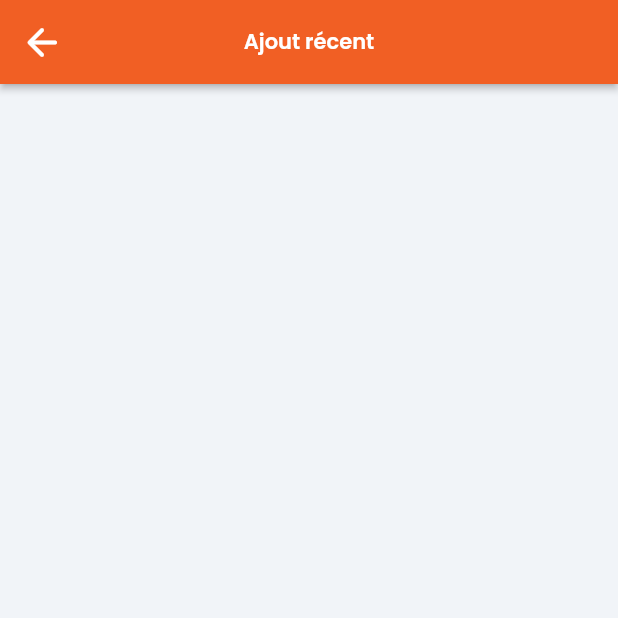
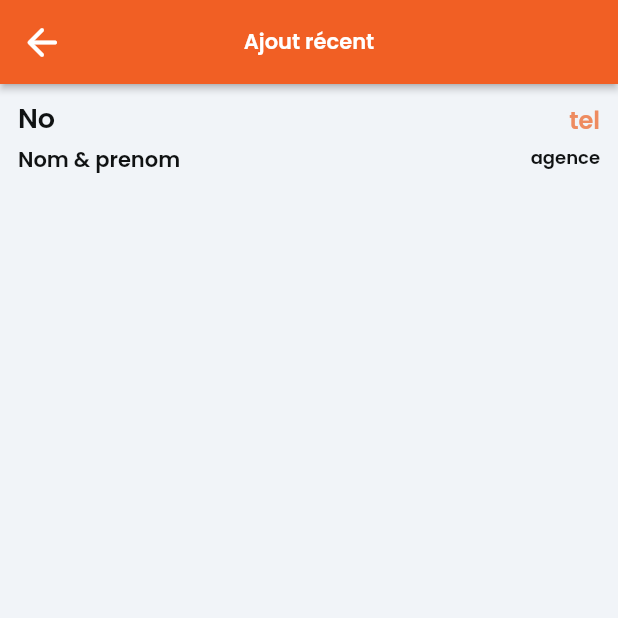
Before and after one commit to innocentk33/iabd_com, a Flutter app: the screen it shows after launch, on a phone screen of 412 x 824 dp, the top half of it. Run offline on Flutter 3.47's test engine with Material 2 defaults, Android fonts, the phone set to English and light mode, and no system bars; our stand-ins replace auto_size_text, flutter_datetime_picker, font_awesome_flutter, google_fonts, page_transition, shared_preferences and 1 more; missing offline and left inert: json_path.

Commit message:
Format producteur list

```diff
--- a/lib/ajoutrecent/ajoutrecent_widget.dart
+++ b/lib/ajoutrecent/ajoutrecent_widget.dart
@@ -31,8 +31,8 @@ class _AjoutrecentWidgetState extends State<AjoutrecentWidget> {
             color: Colors.white,
             size: 30,
           ),
-          onPressed: () {
-            print('IconButton pressed ...');
+          onPressed: () async {
+            Navigator.pop(context);
           },
         ),
         title: Text(
@@ -50,9 +50,86 @@ class _AjoutrecentWidgetState extends State<AjoutrecentWidget> {
       body: SafeArea(
         child: GestureDetector(
           onTap: () => FocusScope.of(context).unfocus(),
-          child: Column(
-            mainAxisSize: MainAxisSize.max,
-            children: [],
+          child: ListView(
+            padding: EdgeInsets.zero,
+            scrollDirection: Axis.vertical,
+            children: [
+              Padding(
+                padding: EdgeInsetsDirectional.fromSTEB(0, 0, 0, 12),
+                child: Container(
+                  width: MediaQuery.of(context).size.width * 0.92,
+                  height: 70,
+                  decoration: BoxDecoration(
+                    color: FlutterFlowTheme.of(context).primaryBackground,
+                    borderRadius: BorderRadius.circular(8),
+                  ),
+                  child: Row(
+                    mainAxisSize: MainAxisSize.max,
+                    children: [
+                      Expanded(
+                        child: Padding(
+                          padding: EdgeInsetsDirectional.fromSTEB(12, 0, 0, 0),
+                          child: Column(
+                            mainAxisSize: MainAxisSize.max,
+                            mainAxisAlignment: MainAxisAlignment.center,
+                            crossAxisAlignment: CrossAxisAlignment.start,
+                            children: [
+                              Text(
+                                'No',
+                                style: FlutterFlowTheme.of(context).subtitle1,
+                              ),
+                              Padding(
+                                padding:
+                                    EdgeInsetsDirectional.fromSTEB(0, 4, 0, 0),
+                                child: Text(
+                                  'Nom & prenom',
+                                  style: FlutterFlowTheme.of(context).bodyText1,
+                                ),
+                              ),
+                            ],
+                          ),
+                        ),
+                      ),
+                      Padding(
+                        padding: EdgeInsetsDirectional.fromSTEB(12, 0, 12, 0),
+                        child: Column(
+                          mainAxisSize: MainAxisSize.max,
+                          mainAxisAlignment: MainAxisAlignment.center,
+                          crossAxisAlignment: CrossAxisAlignment.end,
+                          children: [
+                            Text(
+                              'tel',
+                              textAlign: TextAlign.end,
+                              style: FlutterFlowTheme.of(context)
+                                  .subtitle2
+                                  .override(
+                                    fontFamily: 'Poppins',
+                                    color: FlutterFlowTheme.of(context)
+                                        .tertiaryColor,
+                                  ),
+                            ),
+                            Padding(
+                              padding:
+                                  EdgeInsetsDirectional.fromSTEB(0, 4, 0, 0),
+                              child: Text(
+                                'agence',
+                                textAlign: TextAlign.end,
+                                style: FlutterFlowTheme.of(context)
+                                    .bodyText1
+                                    .override(
+                                      fontFamily: 'Poppins',
+                                      fontSize: 12,
+                                    ),
+                              ),
+                            ),
+                          ],
+                        ),
+                      ),
+                    ],
+                  ),
+                ),
+              ),
+            ],
           ),
         ),
       ),
--- a/lib/commercial_home/commercial_home_widget.dart
+++ b/lib/commercial_home/commercial_home_widget.dart
@@ -258,7 +258,7 @@ class _CommercialHomeWidgetState extends State<CommercialHomeWidget> {
                                 crossAxisAlignment: CrossAxisAlignment.start,
                                 children: [
                                   Text(
-                                    'Liste producteur récent',
+                                    'Producteurs',
                                     style:
                                         FlutterFlowTheme.of(context).bodyText2,
                                   ),
```
